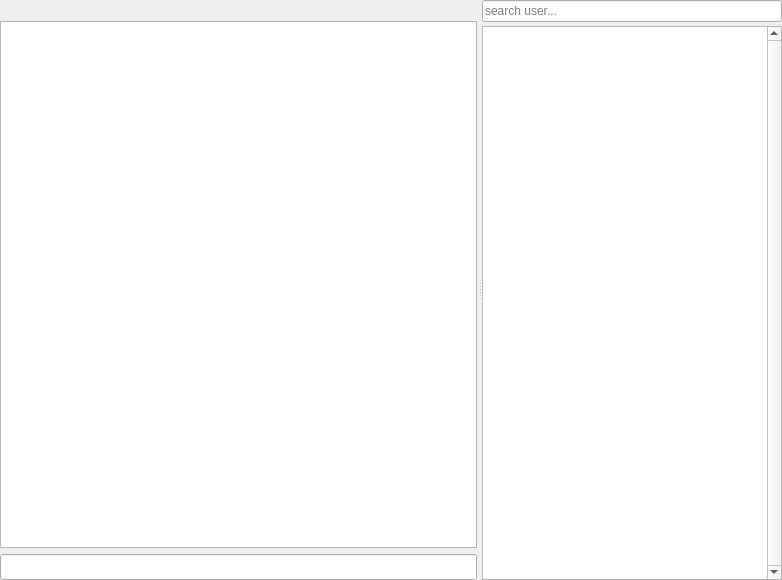
Before: the Qt Designer form res/chat/channel.ui in FAForever/client, drawn with Qt 5.
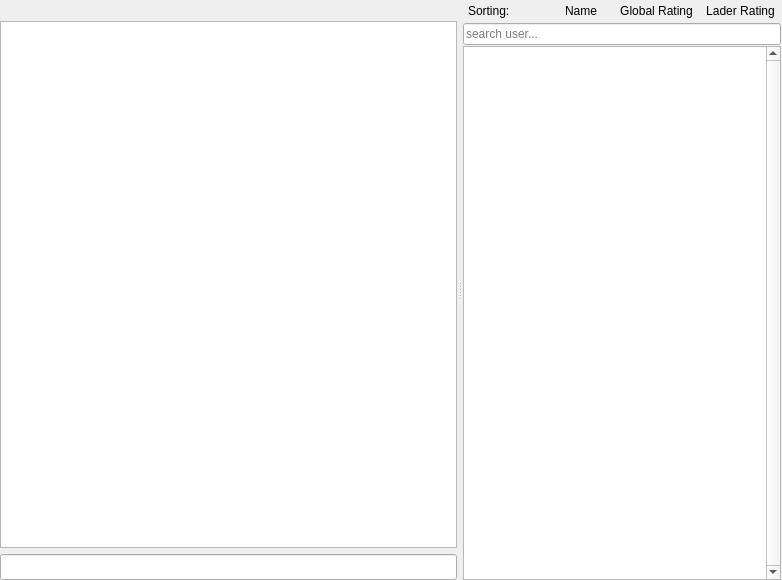
After: the same form once the commit is applied. Custom widgets are drawn as their Qt base class.

Commit message:
add sort rating chatter
add sorting row on top of chatter list
add sort options: name, global, ladder

```diff
--- a/res/chat/channel.ui
+++ b/res/chat/channel.ui
@@ -154,7 +154,7 @@
      <widget class="QFrame" name="nickFrame">
       <property name="maximumSize">
        <size>
-        <width>300</width>
+        <width>320</width>
         <height>16777215</height>
        </size>
       </property>
@@ -162,16 +162,148 @@
        <number>0</number>
       </property>
       <layout class="QGridLayout" name="gridLayout_2">
-       <property name="horizontalSpacing">
+       <property name="leftMargin">
+        <number>1</number>
+       </property>
+       <property name="topMargin">
         <number>0</number>
        </property>
-       <property name="verticalSpacing">
-        <number>4</number>
+       <property name="rightMargin">
+        <number>1</number>
        </property>
-       <property name="margin">
+       <property name="bottomMargin">
         <number>0</number>
        </property>
+       <property name="spacing">
+        <number>1</number>
+       </property>
        <item row="0" column="0">
+        <layout class="QHBoxLayout" name="sortFrame">
+         <property name="spacing">
+          <number>1</number>
+         </property>
+         <property name="topMargin">
+          <number>1</number>
+         </property>
+         <property name="bottomMargin">
+          <number>1</number>
+         </property>
+         <item>
+          <widget class="QLabel" name="sortLabel">
+           <property name="maximumSize">
+            <size>
+             <width>16777215</width>
+             <height>20</height>
+            </size>
+           </property>
+           <property name="text">
+            <string>Sorting:</string>
+           </property>
+           <property name="indent">
+            <number>5</number>
+           </property>
+          </widget>
+         </item>
+         <item>
+          <spacer name="horizontalSpacer">
+           <property name="orientation">
+            <enum>Qt::Horizontal</enum>
+           </property>
+           <property name="sizeHint" stdset="0">
+            <size>
+             <width>40</width>
+             <height>20</height>
+            </size>
+           </property>
+          </spacer>
+         </item>
+         <item>
+          <widget class="QToolButton" name="sortName">
+           <property name="minimumSize">
+            <size>
+             <width>64</width>
+             <height>0</height>
+            </size>
+           </property>
+           <property name="maximumSize">
+            <size>
+             <width>16777215</width>
+             <height>20</height>
+            </size>
+           </property>
+           <property name="text">
+            <string>Name</string>
+           </property>
+           <property name="checkable">
+            <bool>true</bool>
+           </property>
+           <property name="toolButtonStyle">
+            <enum>Qt::ToolButtonTextOnly</enum>
+           </property>
+           <property name="autoRaise">
+            <bool>true</bool>
+           </property>
+          </widget>
+         </item>
+         <item>
+          <widget class="QToolButton" name="sortGlobal">
+           <property name="minimumSize">
+            <size>
+             <width>64</width>
+             <height>0</height>
+            </size>
+           </property>
+           <property name="maximumSize">
+            <size>
+             <width>16777215</width>
+             <height>20</height>
+            </size>
+           </property>
+           <property name="text">
+            <string>Global Rating</string>
+           </property>
+           <property name="checkable">
+            <bool>true</bool>
+           </property>
+           <property name="toolButtonStyle">
+            <enum>Qt::ToolButtonTextOnly</enum>
+           </property>
+           <property name="autoRaise">
+            <bool>true</bool>
+           </property>
+          </widget>
+         </item>
+         <item>
+          <widget class="QToolButton" name="sortLadder">
+           <property name="minimumSize">
+            <size>
+             <width>64</width>
+             <height>0</height>
+            </size>
+           </property>
+           <property name="maximumSize">
+            <size>
+             <width>16777215</width>
+             <height>20</height>
+            </size>
+           </property>
+           <property name="text">
+            <string>Lader Rating</string>
+           </property>
+           <property name="checkable">
+            <bool>true</bool>
+           </property>
+           <property name="toolButtonStyle">
+            <enum>Qt::ToolButtonTextOnly</enum>
+           </property>
+           <property name="autoRaise">
+            <bool>true</bool>
+           </property>
+          </widget>
+         </item>
+        </layout>
+       </item>
+       <item row="1" column="0">
         <widget class="QLineEdit" name="nickFilter">
          <property name="sizePolicy">
           <sizepolicy hsizetype="Preferred" vsizetype="Fixed">
@@ -193,7 +325,7 @@
          </property>
         </widget>
        </item>
-       <item row="1" column="0">
+       <item row="2" column="0">
         <widget class="QTableWidget" name="nickList">
          <property name="sizePolicy">
           <sizepolicy hsizetype="Preferred" vsizetype="Expanding">
@@ -303,6 +435,7 @@
          <column/>
          <column/>
          <column/>
+         <column/>
         </widget>
        </item>
       </layout>
```
The commit also changes 4 other files.
